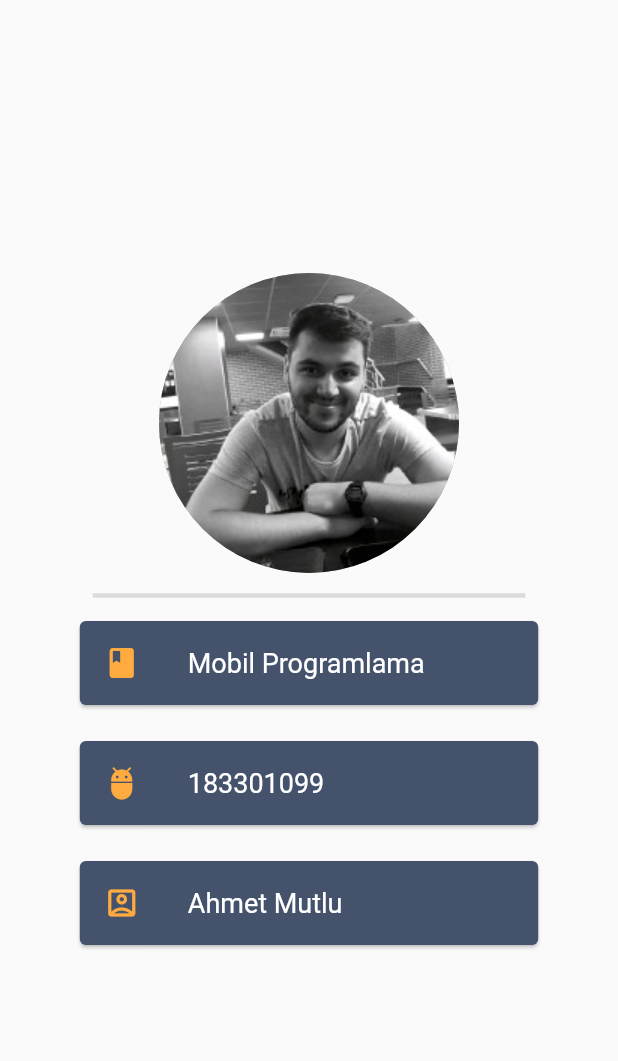
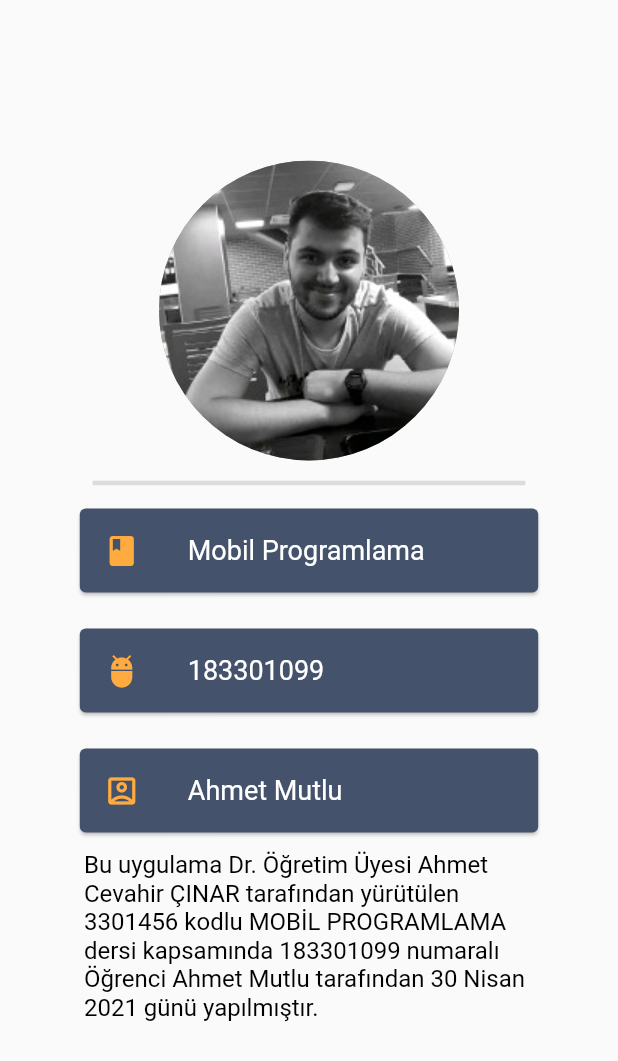
Before and after one commit to Ahmtluu/PokeLand, a Flutter app: the About screen opened directly, on a phone screen of 412 x 824 dp. Shown: the top 1061 px of the screen. Run offline on Flutter 3.47's test engine with Material 2 defaults, Android fonts, the phone set to English and light mode, and no system bars; network calls fail.

Commit message:
project update

```diff
--- a/lib/Pages/about_me.dart
+++ b/lib/Pages/about_me.dart
@@ -33,7 +33,17 @@ class _AboutState extends State<About> {
             profile_card("Mobil Programlama", Icons.book),//Sadece label ve Icon'u seçerek aynı card widgetini kullanmamıza olanak sağlandı.
             profile_card("183301099", Icons.adb),
             profile_card("Ahmet Mutlu", Icons.account_box_outlined),
-
+            Container(
+              width:300.0,
+              height: 150,
+              child: Text("Bu uygulama Dr. Öğretim Üyesi Ahmet Cevahir ÇINAR tarafından yürütülen "
+                  "3301456 kodlu MOBİL PROGRAMLAMA dersi kapsamında 183301099 numaralı Öğrenci Ahmet Mutlu "
+                  "tarafından 30 Nisan 2021 günü yapılmıştır.",
+              style: TextStyle(
+                color: Colors.black,
+                fontSize: 16
+              ),),
+            )
           ],
         ),
       ),
```
